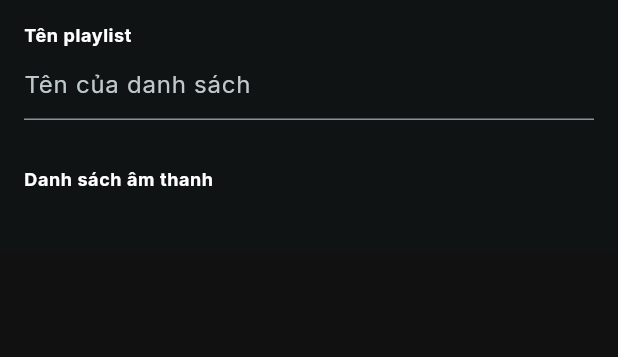
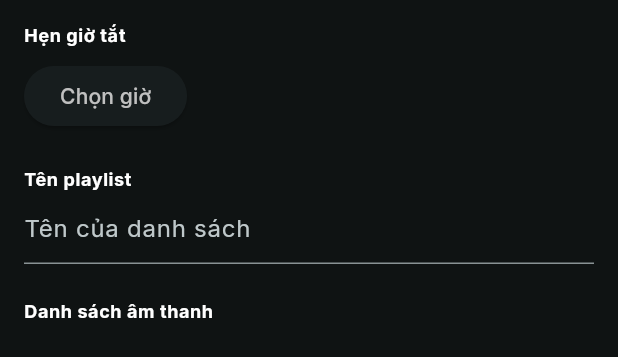
Before and after one commit to gaoypChina/daily_mind, a Flutter app: the PlayMixAdjustBottom widget shown alone on an empty page, opened directly with empty values, on a phone screen of 412 x 824 dp. Shown: the top 357 px of the screen. Run offline on Flutter 3.47's test engine with Material 2 defaults, Android fonts, the light colour scheme and no system bars; our stand-ins replace audio_service, blur, flex_color_scheme, flutter_hooks, freezed_annotation, get and 7 more; missing offline and left inert: animated_switcher_plus, day_night_time_picker; accounts and stored records are empty; generated files the repository leaves out were written again.

Commit message:
Turn off timer (#7)
* feat: added timer picker

* chore: format time

* chore: removed soundId

* feat: set time to turn off the sounds

* fix: theme

```diff
--- a/lib/common_applications/safe_builder.dart
+++ b/lib/common_applications/safe_builder.dart
@@ -2,6 +2,6 @@ import 'package:flutter/material.dart';
 
 void safeValueBuilder<T>(T? data, ValueChanged<T> cb) {
   if (data != null) {
-    cb(data);
+    return cb(data);
   }
 }
--- a/lib/common_widgets/base_content_header.dart
+++ b/lib/common_widgets/base_content_header.dart
@@ -22,7 +22,7 @@ class BaseContentHeader extends StatelessWidget {
             fontWeight: FontWeight.bold,
           ),
         ),
-        child,
+        child
       ],
     );
   }
--- a/lib/constants/constants.dart
+++ b/lib/constants/constants.dart
@@ -2,7 +2,7 @@ import 'package:flutter/material.dart';
 
 const emptyString = '';
 
-const emptyFunction = null;
+const empty = null;
 
 const emptyWidget = SizedBox.shrink();
 
--- a/lib/features/init/presentation/init.dart
+++ b/lib/features/init/presentation/init.dart
@@ -26,6 +26,7 @@ class Init extends HookConsumerWidget {
 
     return MaterialApp.router(
       title: 'DailyMind',
+      theme: darkTheme,
       darkTheme: darkTheme,
       themeMode: ThemeMode.dark,
       routerConfig: routerConfig,
--- a/lib/features/new_mix/presentation/new_mix_create_button.dart
+++ b/lib/features/new_mix/presentation/new_mix_create_button.dart
@@ -22,7 +22,7 @@ class NewMixCreateButton extends HookConsumerWidget {
     );
 
     return ElevatedButton(
-      onPressed: newMixSelectedState.isNoSound ? emptyFunction : onPressed,
+      onPressed: newMixSelectedState.isNoSound ? empty : onPressed,
       style: ElevatedButton.styleFrom(
         fixedSize: const Size(200, 48),
       ),
--- a/lib/features/play_mix/presentation/play_mix.dart
+++ b/lib/features/play_mix/presentation/play_mix.dart
@@ -28,7 +28,7 @@ class PlayMix extends HookConsumerWidget {
 
     useEffect(() {
       Future(() {
-        playMixNotifier.audioHandler.setupPlaylist(items);
+        playMixNotifier.audioHandler.initPlaylist(items);
       });
 
       return () {
--- a/lib/features/play_mix/presentation/play_mix_adjust_bottom.dart
+++ b/lib/features/play_mix/presentation/play_mix_adjust_bottom.dart
@@ -2,6 +2,7 @@ import 'package:daily_mind/common_widgets/base_content_header.dart';
 import 'package:daily_mind/common_widgets/base_text_field.dart';
 import 'package:daily_mind/db/schemas/playlist.dart';
 import 'package:daily_mind/features/play_mix/presentation/play_mix_list_item.dart';
+import 'package:daily_mind/features/timer_picker/presentation/timer_picker.dart';
 import 'package:daily_mind/theme/common.dart';
 import 'package:daily_mind/theme/theme.dart';
 import 'package:flutter/material.dart';
@@ -35,8 +36,10 @@ class PlayMixAdjustBottom extends HookWidget {
         controller: scrollController,
         child: Column(
           mainAxisSize: MainAxisSize.min,
+          crossAxisAlignment: CrossAxisAlignment.start,
           children: space(
             [
+              const TimerPicker(),
               BaseContentHeader(
                 title: 'Tên playlist',
                 child: BaseTextField(
@@ -49,11 +52,11 @@ class PlayMixAdjustBottom extends HookWidget {
                 child: PlayMixListItem(
                   items: items,
                   playlistId: playlistId,
-                  padding: EdgeInsets.only(top: spacing(3)),
+                  padding: EdgeInsets.only(top: spacing(2)),
                 ),
               ),
             ],
-            height: spacing(4),
+            height: spacing(3),
           ),
         ),
       ),
--- /dev/null
+++ b/lib/features/timer_picker/presentation/timer_picker.dart
@@ -0,0 +1,47 @@
+import 'package:daily_mind/common_widgets/base_content_header.dart';
+import 'package:daily_mind/features/play_mix/presentation/play_mix_provider.dart';
+import 'package:daily_mind/theme/theme.dart';
+import 'package:flutter/material.dart';
+import 'package:day_night_time_picker/day_night_time_picker.dart';
+import 'package:flutter_hooks/flutter_hooks.dart';
+import 'package:hooks_riverpod/hooks_riverpod.dart';
+
+class TimerPicker extends HookConsumerWidget {
+  const TimerPicker({
+    super.key,
+  });
+
+  @override
+  Widget build(BuildContext context, WidgetRef ref) {
+    final playBackState = ref.watch(playMixProvider);
+    final playMixNotifier = ref.read(playMixProvider.notifier);
+
+    final display = useMemoized(() {
+      final time = playBackState.time;
+
+      return time?.format(context) ?? 'Chọn giờ';
+    }, [playBackState.time]);
+
+    return BaseContentHeader(
+      title: 'Hẹn giờ tắt',
+      child: Container(
+        padding: EdgeInsets.only(top: spacing()),
+        child: ElevatedButton(
+          onPressed: () {
+            final now = DateTime.now();
+
+            Navigator.of(context).push(
+              showPicker(
+                context: context,
+                value: Time(hour: now.hour, minute: now.minute),
+                onChange: playMixNotifier.updateTimer,
+                is24HrFormat: true,
+              ),
+            );
+          },
+          child: Text(display),
+        ),
+      ),
+    );
+  }
+}
--- a/pubspec.yaml
+++ b/pubspec.yaml
@@ -51,6 +51,7 @@ dependencies:
   google_fonts: ^5.1.0
   audio_service: ^0.18.11
   logger: ^2.0.2
+  day_night_time_picker: ^1.3.0+1
 
 dev_dependencies:
   flutter_test:
```
Also changed, not shown: lib/common_applications/audio_handler.dart (+22 -3 lines), lib/common_applications/time.dart (added, +16 -0 lines), lib/features/play_mix/domain/play_mix_state.dart (added, +11 -0 lines), lib/features/play_mix/presentation/play_mix_control.dart (deleted, +0 -16 lines), lib/features/play_mix/presentation/play_mix_provider.dart (+28 -3 lines), lib/features/play_mix/domain/play_mix_state.freezed.dart (added), pubspec.lock, 1 other file.
